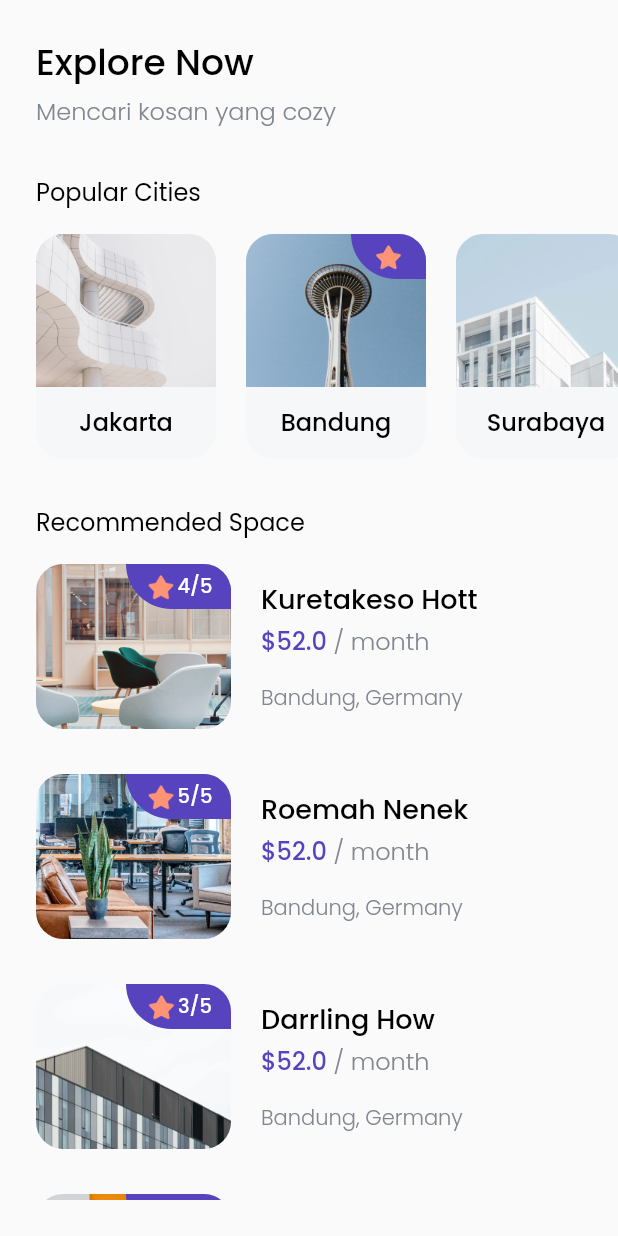
After one commit to geemde/cozy-kos, a Flutter app: the screen it shows after launch, after a tap on "Explore Now", on a phone screen of 412 x 824 dp. The commit adds this screen. Run offline on Flutter 3.47's test engine with Material 2 defaults, Android fonts, the phone set to English and light mode, and no system bars; our stand-ins replace google_fonts.

Commit message:
create city, tips, space, start design the btmbar

```diff
--- /dev/null
+++ b/bwa_cozy/lib/models/city.dart
@@ -0,0 +1,10 @@
+class City{
+  int id;
+  String name;
+  String imageUrl;
+  bool isPopular;
+
+  City({required this.id, required this.imageUrl, required this.name, required this.isPopular});
+
+
+}
--- /dev/null
+++ b/bwa_cozy/lib/models/space.dart
@@ -0,0 +1,20 @@
+class Space {
+  int id;
+  String name;
+  String imageUrl;
+  double price;
+  String city;
+  String country;
+  int rating;
+
+  Space({
+    required this.id,
+    required this.imageUrl,
+    required this.rating,
+    required this.name,
+    required this.price,
+    required this.city,
+    required this.country
+  });
+
+}
--- /dev/null
+++ b/bwa_cozy/lib/models/tips.dart
@@ -0,0 +1,14 @@
+class Tips{
+  int id;
+  String name;
+  String imageUrl;
+  String date;
+
+  Tips({
+    required this.id,
+    required this.name,
+    required this.imageUrl,
+    required this.date
+  });
+
+}
--- /dev/null
+++ b/bwa_cozy/lib/pages/home_page.dart
@@ -0,0 +1,317 @@
+import 'package:bwa_cozy/models/city.dart';
+import 'package:bwa_cozy/models/space.dart';
+import 'package:bwa_cozy/models/tips.dart';
+import 'package:bwa_cozy/theme.dart';
+import 'package:bwa_cozy/widgets/city_card.dart';
+import 'package:bwa_cozy/widgets/space_card.dart';
+import 'package:bwa_cozy/widgets/tips_card.dart';
+import 'package:flutter/material.dart';
+
+class HomePage extends StatelessWidget {
+  const HomePage({Key? key}) : super(key: key);
+
+  @override
+  Widget build(BuildContext context) {
+    return Scaffold(
+      body: SafeArea(
+        bottom: false,
+        child: Padding(
+          padding: EdgeInsets.symmetric(
+            vertical: edge
+          ),
+          child: ListView(
+            children: [
+              //NOTE: TITLE/HEADER
+              Padding(padding: EdgeInsets.only(left: edge),
+                child: Text('Explore Now',
+                style: blackTextStyle.copyWith(
+                  fontSize: 24
+                ),),
+              ),
+
+              SizedBox(
+                height: 2,
+              ),
+
+              //NOTE: SUBTITLE
+              Padding(padding: EdgeInsets.only(left: edge),
+              child: Text('Mencari kosan yang cozy',
+              style: greyTextStyle.copyWith(
+                    fontSize: 16,
+                  ),
+                ),
+              ),
+
+              SizedBox(
+                height: 30,
+              ),
+
+              //NOTE: POPULAR CITIES
+              Padding(padding: EdgeInsets.only(left: edge),
+              child: Text('Popular Cities',
+              style: regularTextStyle.copyWith(
+                    fontSize: 16,
+                  ),
+                ),
+              ),
+
+              SizedBox(
+                height: 16,
+              ),
+
+              //NOTE: CITIES-STACK CARD
+              Container(
+                height: 150,
+                child: ListView(
+                  scrollDirection: Axis.horizontal,
+                  children: [
+                    SizedBox(
+                      width: 24,
+                    ),
+
+                    CityCard(
+                      City(
+                        id: 1,
+                        name: 'Jakarta',
+                        imageUrl: 'assets/images/city1.png',
+                        isPopular: false,
+                      )
+                    ),
+
+                    SizedBox(
+                      width: 20,
+                    ),
+
+                    CityCard(
+                      City(
+                        id: 2,
+                        name: 'Bandung',
+                        imageUrl: 'assets/images/city2.png',
+                        isPopular: true,
+                      )
+                    ),
+
+                    SizedBox(
+                      width: 20,
+                    ),
+
+                    CityCard(
+                      City(
+                        id: 3,
+                        name: 'Surabaya',
+                        imageUrl: 'assets/images/city3.png',
+                        isPopular: false,
+                      )
+                    ),
+
+                    SizedBox(
+                      width: 20,
+                    ),
+
+                    CityCard(
+                      City(
+                        id: 4,
+                        name: 'Palembang',
+                        imageUrl: 'assets/images/city4.png',
+                        isPopular: false,
+                      )
+                    ),
+
+                    SizedBox(
+                      width: 20,
+                    ),
+
+                    CityCard(
+                      City(
+                        id: 5,
+                        name: 'Aceh',
+                        imageUrl: 'assets/images/city5.png',
+                        isPopular: false,
+                      )
+                    ),
+
+                    SizedBox(
+                      width: 20,
+                    ),
+
+                    CityCard(
+                      City(
+                        id: 6,
+                        name: 'Bogor',
+                        imageUrl: 'assets/images/city6.png',
+                        isPopular: false,
+                      )
+                    ),
+
+                    SizedBox(
+                      width: 20,
+                    ),
+                  ],
+                ),
+              ),
+
+              SizedBox(
+                height: 30,
+              ),
+
+
+              //NOTE: RECOMMENDED SPACE
+              Padding(padding: EdgeInsets.only(left: edge),
+              child: Text('Recommended Space',
+              style: regularTextStyle.copyWith(
+                    fontSize: 16,
+                  ),
+                ),
+              ),
+
+              SizedBox(
+                height: 16,
+              ),
+
+              Padding(
+                padding: EdgeInsets.symmetric(
+                  horizontal: edge
+                ),
+                child: Column(
+                  children: [
+                    SpaceCard(
+                      Space(
+                        id: 1,
+                        imageUrl: 'assets/images/space1.png',
+                        rating: 4,
+                        name: "Kuretakeso Hott",
+                        price: 52,
+                        city: 'Bandung',
+                        country: 'Germany')
+                    ),
+
+                    SizedBox(
+                      height: 30,
+                    ),
+
+                    SpaceCard(
+                      Space(
+                        id: 2,
+                        imageUrl: 'assets/images/space2.png',
+                        rating: 5,
+                        name: "Roemah Nenek",
+                        price: 52,
+                        city: 'Bandung',
+                        country: 'Germany')
+                    ),
+
+                    SizedBox(
+                      height: 30,
+                    ),
+
+                    SpaceCard(
+                      Space(
+                        id: 3,
+                        imageUrl: 'assets/images/space3.png',
+                        rating: 3,
+                        name: "Darrling How",
+                        price: 52,
+                        city: 'Bandung',
+                        country: 'Germany')
+                    ),
+
+                    SizedBox(
+                      height: 30,
+                    ),
+
+                    SpaceCard(
+                      Space(
+                        id: 4,
+                        imageUrl: 'assets/images/space4.png',
+                        rating: 5,
+                        name: "Orang Crown",
+                        price: 52,
+                        city: 'Bandung',
+                        country: 'Germany')
+                    ),
+
+                    SizedBox(
+                      height: 30,
+                    ),
+
+                    SpaceCard(
+                      Space(
+                        id: 5,
+                        imageUrl: 'assets/images/space5.png',
+                        rating: 3,
+                        name: "City of Cactus",
+                        price: 52,
+                        city: 'Bandung',
+                        country: 'Germany')
+                    )
+                  ],
+                ),
+              ),
+
+              SizedBox(
+                height: 30,
+              ),
+
+              Padding(padding: EdgeInsets.only(left: edge),
+              child: Text('Tips & Guidance',
+              style: regularTextStyle.copyWith(
+                    fontSize: 16,
+                  ),
+                ),
+              ),
+
+              SizedBox(
+                height: 16,
+              ),
+
+              Padding(
+                padding: EdgeInsets.symmetric(
+                  horizontal: edge
+                ),
+                child: Column(
+                  children: [
+                    TipsCard(
+                      Tips(
+                        id: 1,
+                        name: 'City Guideline',
+                        imageUrl: 'assets/images/tips1.png',
+                        date: '20 Apr')
+                    ),
+
+                     SizedBox(
+                       height: 20,
+                     ),
+
+                    TipsCard(
+                      Tips(
+                        id: 2,
+                        name: 'Jakarta Fairship',
+                        imageUrl: 'assets/images/tips2.png',
+                        date: '11 Dec')
+                    ),
+
+                    SizedBox(
+                      height: 50,
+                    ),
+
+                    Container(
+                      height: 65,
+                      width: MediaQuery.of(context).size.width - (2*edge),
+                      margin: EdgeInsets.symmetric(
+                        horizontal: edge
+                      ),
+                      decoration: BoxDecoration(
+                        color: Color.fromRGBO(255, 24, 24, 100), //(0xffF6F7F8)
+                        borderRadius: BorderRadius.circular(23)
+                      ),
+                    )
+                  ],
+                ),
+              )
+            ],
+          ),
+        )
+      ),
+    );
+  }
+}
--- a/bwa_cozy/lib/pages/splash_page.dart
+++ b/bwa_cozy/lib/pages/splash_page.dart
@@ -1,3 +1,5 @@
+import 'package:bwa_cozy/pages/home_page.dart';
+import 'package:bwa_cozy/theme.dart';
 import 'package:flutter/material.dart';
 
 class SplashPage extends StatelessWidget {
@@ -6,12 +8,20 @@ class SplashPage extends StatelessWidget {
   Widget build(BuildContext context) {
     return Scaffold(
       body: SafeArea(
-        child: Padding(
+        bottom: false,
+        child: Stack(
+          children: [
+            Align(
+              alignment: Alignment.bottomCenter,
+              child: Image.asset('assets/images/splash_image.png')
+              ),
+            Padding(
               padding: EdgeInsets.only(
                 top: 50,
                 left: 30
               ),
               child: Column(
+                crossAxisAlignment: CrossAxisAlignment.start,
                 children: [
                   Container(
                     height: 50,
@@ -22,8 +32,54 @@ class SplashPage extends StatelessWidget {
                       ),
                     ),
                   ),
+                  SizedBox(
+                    height: 30,
+                  ),
+                  Text('Find Cozy House\nTo Stay and Happy',
+                    style: blackTextStyle.copyWith(
+                      fontSize: 24,
+                    ),
+                  ),
+                  SizedBox(
+                    height: 10,
+                  ),
+                  Text('Stop membuang banyak waktu\npada tempat yang tidak habitable',
+                  style: greyTextStyle.copyWith(
+                    fontSize: 16
+                    ),
+                  ),
+                  SizedBox(
+                    height: 40,
+                  ),
+                  Container(
+                    width: 210,
+                    height: 50,
+                    child: RaisedButton(
+                      shape: RoundedRectangleBorder(
+                        borderRadius: BorderRadius.circular(17),
+                      ),
+                      color: purpleColor,
+
+                      elevation: 0,
+                      hoverElevation: 0,
+                      focusElevation: 0,
+                      highlightElevation: 0,
+
+                      child: Text('Explore Now',
+                      style: whiteTextStyle.copyWith(
+                        fontSize: 18,
+                        )
+                      ),
+                      onPressed: () {
+                        Navigator.push(context, MaterialPageRoute(builder: (context) => HomePage()));
+                      },
+
+                    ),
+                  )
                 ],
               ),
+            ),
+          ],
         )
       ),
     );
--- a/bwa_cozy/lib/theme.dart
+++ b/bwa_cozy/lib/theme.dart
@@ -6,6 +6,8 @@ Color orangeColor = Color(0xffFF9376);
 Color blackColor = Color(0xff000000);
 Color whiteColor = Color(0xffFFFFFF);
 Color greyColor = Color(0xff82868E);
+
+double edge = 24;
 
 TextStyle blackTextStyle = GoogleFonts.poppins(
   fontWeight: FontWeight.w500,
@@ -26,3 +28,8 @@ TextStyle purpleTextStyle = GoogleFonts.poppins(
   fontWeight: FontWeight.w500,
   color: purpleColor
 );
+
+TextStyle regularTextStyle = GoogleFonts.poppins(
+  fontWeight: FontWeight.w400,
+  color: blackColor
+);
--- /dev/null
+++ b/bwa_cozy/lib/widgets/city_card.dart
@@ -0,0 +1,64 @@
+import 'package:bwa_cozy/models/city.dart';
+import 'package:bwa_cozy/theme.dart';
+import 'package:flutter/material.dart';
+
+class CityCard extends StatelessWidget {
+
+  final City city;
+  CityCard(this.city);
+
+  @override
+  Widget build(BuildContext context) {
+    return ClipRRect(
+      borderRadius: BorderRadius.circular(18),
+      child: Container(
+        height: 150,
+        width: 120,
+        color: Color(0xffF6F7F8),
+        child: Column(
+          children: [
+            Stack(
+              children: [
+                Image.asset(
+                  city.imageUrl,
+                width: 120,
+                height: 102,
+                fit: BoxFit.cover
+                ),
+
+                city.isPopular ? Align(
+                  alignment: Alignment.topRight,
+                  child: Container(
+                    width: 50,
+                    height: 30,
+                    decoration: BoxDecoration(
+                      color: purpleColor,
+                      borderRadius: BorderRadius.only(
+                        bottomLeft: Radius.circular(36)
+                      )
+                    ),
+                    child: Center(
+                      child: Image.asset(
+                        'assets/images/icon_star.png',
+                        width: 22,
+                        height: 22,) ,
+                    ),
+                  ),
+                ) : Container()
+              ],
+            ),
+
+            SizedBox(
+              height: 11,
+            ),
+
+            Text(city.name,
+            style: blackTextStyle.copyWith(
+              fontSize: 16
+            ),)
+          ],
+        )
+      ),
+    );
+  }
+}
--- /dev/null
+++ b/bwa_cozy/lib/widgets/space_card.dart
@@ -0,0 +1,105 @@
+import 'package:bwa_cozy/models/space.dart';
+import 'package:flutter/material.dart';
+
+import '../theme.dart';
+
+class SpaceCard extends StatelessWidget {
+
+  final Space space;
+  SpaceCard(this.space);
+
+  @override
+  Widget build(BuildContext context) {
+    return Row(
+      children: [
+        ClipRRect(
+          borderRadius: BorderRadius.circular(18),
+          child: Container(
+            width: 130,
+            height: 110,
+            child: Stack(
+              children: [
+                Image.asset(
+                  space.imageUrl,
+                ),
+                Align(
+                    alignment: Alignment.topRight,
+                    child: Container(
+                      width: 70,
+                      height: 30,
+                      decoration: BoxDecoration(
+                        color: purpleColor,
+                        borderRadius: BorderRadius.only(
+                          bottomLeft: Radius.circular(36)
+                        )
+                      ),
+                      child: Center(
+                        child: Row(
+                          mainAxisAlignment: MainAxisAlignment.center,
+                          crossAxisAlignment: CrossAxisAlignment.center,
+                          children: [
+                            Image.asset(
+                              'assets/images/icon_star.png',
+                              width: 22,
+                              height: 22,
+                              ),
+                              Text('${space.rating}/5',
+                              style: whiteTextStyle.copyWith(
+                                fontSize: 13
+                              ),)
+                          ],
+                        ) ,
+                      ),
+                    ),
+                  )
+              ],
+            ),
+          ),
+        ),
+        SizedBox(
+          width: 20,
+        ),
+
+        Column(
+          crossAxisAlignment: CrossAxisAlignment.start,
+          children: [
+          Text(space.name,
+          style: blackTextStyle.copyWith(
+            fontSize: 18
+          ),
+          ),
+          SizedBox(
+            height: 2,
+          ),
+          Text.rich(
+            TextSpan(
+              text: '\$${space.price}',
+              style: purpleTextStyle.copyWith(
+                fontSize: 16
+              ),
+              children: [
+                TextSpan(
+                  text: ' / month',
+                  style: greyTextStyle.copyWith(
+                    fontSize: 16
+                    )
+                  ),
+                ]
+              ),
+            ),
+            SizedBox(
+              height: 16,
+            ),
+
+            Text('${space.city}, ${space.country}',
+            style: greyTextStyle.copyWith(
+              fontSize: 14
+              ),
+            ),
+
+          ],
+        ),
+      ],
+    );
+  }
+}
--- /dev/null
+++ b/bwa_cozy/lib/widgets/tips_card.dart
@@ -0,0 +1,55 @@
+import 'package:flutter/material.dart';
+import 'package:bwa_cozy/models/tips.dart';
+
+import '../theme.dart';
+
+class TipsCard extends StatelessWidget {
+
+  final Tips tips;
+  TipsCard(this.tips);
+
+  @override
+  Widget build(BuildContext context) {
+    return Row(
+      children: [
+        ClipRRect(
+          borderRadius: BorderRadius.circular(24),
+          child: Container(
+            width: 80,
+            height: 80,
+            child: Stack(
+              children: [
+                Image.asset(tips.imageUrl),
+              ],
+            ),
+          ),
+        ),
+
+        SizedBox(
+          width: 16,
+        ),
+
+        Column(
+          crossAxisAlignment: CrossAxisAlignment.start,
+          children: [
+            Text(tips.name,
+            style: blackTextStyle.copyWith(
+              fontSize: 18
+            ),),
+            SizedBox(
+              height: 4,
+            ),
+            Text('Updated ${tips.date}',
+            style: greyTextStyle.copyWith(
+              fontSize: 14
+            ),)
+          ],
+        ),
+        Spacer(),
+        IconButton(onPressed: (){},
+        icon: Icon(Icons.chevron_right),
+        color: greyColor,)
+      ],
+    );
+  }
+}
--- a/bwa_cozy/pubspec.yaml
+++ b/bwa_cozy/pubspec.yaml
@@ -40,7 +40,7 @@ flutter:
   uses-material-design: true
   # To add assets to your application, add an assets section, like this:
   assets:
-    - assets/images
+    - assets/images/
   # An image asset can refer to one or more resolution-specific "variants", see
   # https://flutter.dev/assets-and-images/#resolution-aware.
   # For details regarding adding assets from package dependencies, see
```
Also changed, not shown: 3 other files. Lines whose indentation alone changed are shown as unchanged.
